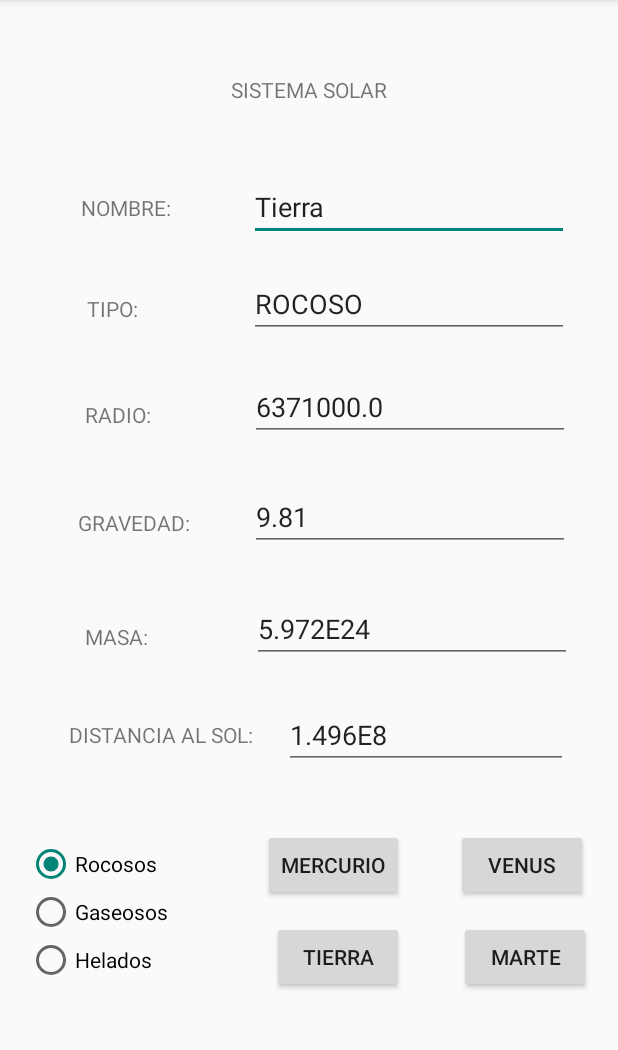
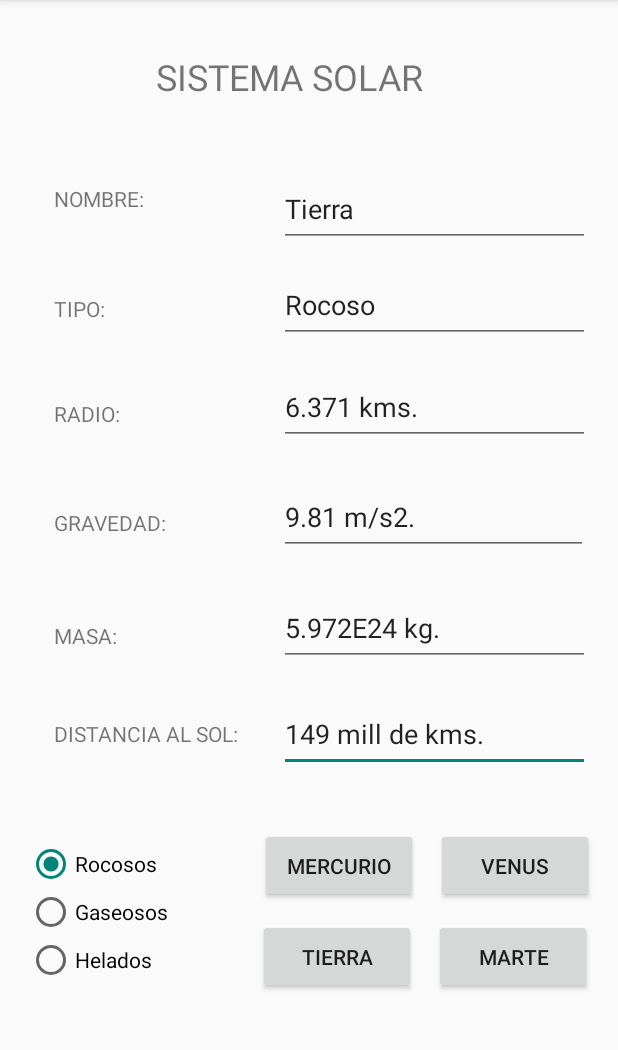
Before and after one commit to canosuper/23-24-DAM2T, an Android app: the screen it shows after launch (MainActivity), after a tap on "TIERRA", on a phone screen of 412 x 824 dp, the part 84-1134 px from its top. Run offline under Robolectric (Android 15) with nearby library versions, the phone set to English and light mode, and no system bars.

Commit message:
Commit FINAL Planetas

```diff
--- a/Planetas/app/src/main/java/com/example/planetas/MainActivity.kt
+++ b/Planetas/app/src/main/java/com/example/planetas/MainActivity.kt
@@ -32,7 +32,6 @@ class MainActivity : AppCompatActivity() {
 
         super.onCreate(savedInstanceState)
         setContentView(R.layout.activity_main)
-        rellenarPlanetas()
 
         btnTierra=findViewById(R.id.btnTierra)
         btnMercu=findViewById(R.id.btnMercurio)
@@ -117,25 +116,13 @@ class MainActivity : AppCompatActivity() {
 
     private fun detallesPlaneta(i:Int) {
 
-        edNombre.setText(planetas[i].nombre)//hacer otra que busque por nombre, un Hastable
-        edTipo.setText(planetas[i].tipo.toString())
-        edTipo.setText(planetas[i].tipo.toString())
-        edRadio.setText(planetas[i].radio.toString())
-        edGravedad.setText(planetas[i].gravedad.toString())
-        edMasa.setText(planetas[i].masa.toString())
-        edDistancia.setText(planetas[i].distanciaAlSol.toString())
+        edNombre.setText(Planetas.planetas[i].nombre)
+        edTipo.setText(Planetas.planetas[i].tipo.toString())
+        edRadio.setText(Planetas.planetas[i].radio.toString()+" kms.")
+        edGravedad.setText(Planetas.planetas[i].gravedad.toString()+" m/s2.")
+        edMasa.setText(Planetas.planetas[i].masa.toString()+" kg.")
+        edDistancia.setText(Planetas.planetas[i].distanciaAlSol.toString()+" mill de kms.")
     }
 
-    private fun rellenarPlanetas() {
-        planetas = arrayOf(
-            Planeta("Mercurio", 3.3011e23, 2.4397e6, 57.9e6, TipoPlaneta.ROCOSO, 3.7),
-            Planeta("Venus", 4.8675e24, 6.0518e6, 108.2e6, TipoPlaneta.ROCOSO, 8.87),
-            Planeta("Tierra", 5.972e24, 6.371e6, 149.6e6, TipoPlaneta.ROCOSO, 9.81),
-            Planeta("Marte", 6.4171e23, 3.3895e6, 227.9e6, TipoPlaneta.ROCOSO, 3.71),
-            Planeta("Júpiter", 1.8982e27, 6.9911e7, 778.3e6, TipoPlaneta.GASEOSO, 24.79),
-            Planeta("Saturno", 5.6834e26, 5.8232e7, 1427.0e6, TipoPlaneta.GASEOSO, 10.44),
-            Planeta("Urano", 8.6810e25, 2.5362e7, 2871.0e6, TipoPlaneta.HELADO, 8.69),
-            Planeta("Neptuno", 1.02413e26, 2.4622e7, 4495.1e6, TipoPlaneta.HELADO, 11.15)
-        )
-    }
+
 }
--- a/Planetas/app/src/main/java/com/example/planetas/Planeta.kt
+++ b/Planetas/app/src/main/java/com/example/planetas/Planeta.kt
@@ -1,7 +1,7 @@
 package com.example.planetas
 // Definir una enumeración para los tipos de planetas
 enum class TipoPlaneta {
-    ROCOSO, GASEOSO, HELADO
+    Rocoso, Gaseoso, Helado
 }
 
 // Definir la clase Planeta
@@ -9,43 +9,13 @@ class Planeta(
     val nombre: String,
     val masa: Double, // en kilogramos
     val radio: Double, // en metros
-    val distanciaAlSol: Double, // en kilómetros
+    val distanciaAlSol: Int, // en milones kilómetros
     val tipo: TipoPlaneta,
     val gravedad: Double // en m/s^2
-) {
-    // Función para imprimir los detalles del planeta
-    fun mostrarDetalles() {
-        println("Nombre: $nombre")
-        println("Masa: $masa kg")
-        println("Radio: $radio metros")
-        println("Distancia al Sol: $distanciaAlSol km")
-        println("Tipo: $tipo")
-        println("Gravedad: $gravedad m/s^2")
+   ) {
+
+
+    override fun toString(): String {
+        return "Planeta(nombre='$nombre', masa=$masa, radio=$radio, distanciaAlSol=$distanciaAlSol, tipo=$tipo, gravedad=$gravedad)"
     }
 }
-
-/*fun main() {
-    // Crear una instancia de un planeta
-    val tierra = Planeta("Tierra", 5.972e24, 6371e3, 149.6e6, TipoPlaneta.ROCOSO, 9.81)
-
-    // Mostrar los detalles del planeta
-
-
-
-        val planetas = arrayOf(
-        Planeta("Mercurio", 3.3011e23, 2.4397e6, 57.9e6, TipoPlaneta.ROCOSO, 3.7),
-        Planeta("Venus", 4.8675e24, 6.0518e6, 108.2e6, TipoPlaneta.ROCOSO, 8.87),
-        Planeta("Tierra", 5.972e24, 6.371e6, 149.6e6, TipoPlaneta.ROCOSO, 9.81),
-        Planeta("Marte", 6.4171e23, 3.3895e6, 227.9e6, TipoPlaneta.ROCOSO, 3.71),
-        Planeta("Júpiter", 1.8982e27, 6.9911e7, 778.3e6, TipoPlaneta.GASEOSO, 24.79),
-        Planeta("Saturno", 5.6834e26, 5.8232e7, 1427.0e6, TipoPlaneta.GASEOSO, 10.44),
-        Planeta("Urano", 8.6810e25, 2.5362e7, 2871.0e6, TipoPlaneta.GASEOSO, 8.69),
-        Planeta("Neptuno", 1.02413e26, 2.4622e7, 4495.1e6, TipoPlaneta.GASEOSO, 11.15)
-    )
-
-    // Imprimir detalles de los planetas
-    for (planeta in planetas) {
-        planeta.mostrarDetalles()
-        println("----------------------------------")
-    }
-}*/
--- /dev/null
+++ b/Planetas/app/src/main/java/com/example/planetas/Planetas.kt
@@ -0,0 +1,18 @@
+package com.example.planetas
+
+ class Planetas {
+    companion object{//así se hacen variables estáticas en kotlin
+        @JvmStatic
+        val planetas = arrayOf(
+            Planeta("Mercurio", 3.3011e23, 2.439, 58, TipoPlaneta.Rocoso, 3.7),
+            Planeta("Venus", 4.8675e24, 6.051, 108, TipoPlaneta.Rocoso, 8.87),
+            Planeta("Tierra", 5.972e24, 6.371, 149, TipoPlaneta.Rocoso, 9.81),
+            Planeta("Marte", 6.4171e23, 3.389, 227, TipoPlaneta.Rocoso, 3.71),
+            Planeta("Júpiter", 1.8982e27, 69.911, 778, TipoPlaneta.Gaseoso, 24.79),
+            Planeta("Saturno", 5.6834e26, 58.232, 1427, TipoPlaneta.Gaseoso, 10.44),
+            Planeta("Urano", 8.6810e25, 25.362, 2871, TipoPlaneta.Helado, 8.69),
+            Planeta("Neptuno", 1.02413e26, 24.622, 4495, TipoPlaneta.Helado, 11.15)
+        )
+    }
+
+}
--- a/Planetas/app/src/main/res/layout/activity_main.xml
+++ b/Planetas/app/src/main/res/layout/activity_main.xml
@@ -8,7 +8,7 @@
 
     <Button
         android:id="@+id/btnSatur"
-        android:layout_width="wrap_content"
+        android:layout_width="105dp"
         android:layout_height="wrap_content"
         android:layout_marginTop="208dp"
         android:text="Saturno"
@@ -22,8 +22,8 @@
 
     <Button
         android:id="@+id/btnJupit"
-        android:layout_width="wrap_content"
-        android:layout_height="wrap_content"
+        android:layout_width="105dp"
+        android:layout_height="50dp"
         android:layout_marginTop="208dp"
         android:text="Júpiter"
         android:visibility="invisible"
@@ -36,8 +36,8 @@
 
     <Button
         android:id="@+id/btnUrano"
-        android:layout_width="wrap_content"
-        android:layout_height="wrap_content"
+        android:layout_width="105dp"
+        android:layout_height="50dp"
         android:layout_marginTop="208dp"
         android:text="Urano"
         android:visibility="invisible"
@@ -50,8 +50,8 @@
 
     <Button
         android:id="@+id/btnNeptu"
-        android:layout_width="wrap_content"
-        android:layout_height="wrap_content"
+        android:layout_width="105dp"
+        android:layout_height="50dp"
         android:layout_marginTop="208dp"
         android:text="Neptuno"
         android:visibility="invisible"
@@ -63,26 +63,42 @@
         app:layout_constraintVertical_bias="0.673" />
 
     <TextView
+        android:id="@+id/textView8"
         android:layout_width="wrap_content"
         android:layout_height="wrap_content"
         android:text="SISTEMA SOLAR"
+        android:textSize="24sp"
         app:layout_constraintBottom_toBottomOf="parent"
         app:layout_constraintEnd_toEndOf="parent"
+        app:layout_constraintHorizontal_bias="0.445"
         app:layout_constraintStart_toStartOf="parent"
         app:layout_constraintTop_toTopOf="parent"
-        app:layout_constraintVertical_bias="0.067" />
+        app:layout_constraintVertical_bias="0.047" />
+
+    <TextView
+        android:id="@+id/textView4"
+        android:layout_width="wrap_content"
+        android:layout_height="wrap_content"
+        android:text="GRAVEDAD:"
+        app:layout_constraintBottom_toBottomOf="parent"
+        app:layout_constraintStart_toStartOf="@+id/textView3"
+        app:layout_constraintTop_toTopOf="parent"
+        app:layout_constraintVertical_bias="0.452" />
 
     <TextView
         android:id="@+id/textView"
         android:layout_width="wrap_content"
         android:layout_height="wrap_content"
+        android:layout_marginStart="35dp"
+        android:layout_marginEnd="90dp"
         android:text="NOMBRE:"
         app:layout_constraintBottom_toBottomOf="parent"
         app:layout_constraintEnd_toEndOf="parent"
-        app:layout_constraintHorizontal_bias="0.154"
+        app:layout_constraintEnd_toStartOf="@+id/edNombre"
+        app:layout_constraintHorizontal_bias="0.10"
         app:layout_constraintStart_toStartOf="parent"
         app:layout_constraintTop_toTopOf="parent"
-        app:layout_constraintVertical_bias="0.172" />
+        app:layout_constraintVertical_bias="0.164" />
 
     <TextView
         android:id="@+id/textView2"
@@ -90,9 +106,7 @@
         android:layout_height="wrap_content"
         android:text="TIPO:"
         app:layout_constraintBottom_toBottomOf="parent"
-        app:layout_constraintEnd_toEndOf="parent"
-        app:layout_constraintHorizontal_bias="0.154"
-        app:layout_constraintStart_toStartOf="parent"
+        app:layout_constraintStart_toStartOf="@+id/textView"
         app:layout_constraintTop_toTopOf="parent"
         app:layout_constraintVertical_bias="0.262" />
 
@@ -102,23 +116,19 @@
         android:layout_height="wrap_content"
         android:text="RADIO:"
         app:layout_constraintBottom_toBottomOf="parent"
-        app:layout_constraintEnd_toEndOf="parent"
-        app:layout_constraintHorizontal_bias="0.154"
-        app:layout_constraintStart_toStartOf="parent"
+        app:layout_constraintStart_toStartOf="@+id/textView2"
         app:layout_constraintTop_toTopOf="parent"
-        app:layout_constraintVertical_bias="0.356" />
+        app:layout_constraintVertical_bias="0.355" />
 
     <TextView
-        android:id="@+id/textView4"
+        android:id="@+id/textView6"
         android:layout_width="wrap_content"
         android:layout_height="wrap_content"
-        android:text="GRAVEDAD:"
+        android:text="DISTANCIA AL SOL:"
         app:layout_constraintBottom_toBottomOf="parent"
-        app:layout_constraintEnd_toEndOf="parent"
-        app:layout_constraintHorizontal_bias="0.154"
-        app:layout_constraintStart_toStartOf="parent"
+        app:layout_constraintStart_toStartOf="@+id/textView5"
         app:layout_constraintTop_toTopOf="parent"
-        app:layout_constraintVertical_bias="0.452" />
+        app:layout_constraintVertical_bias="0.64" />
 
     <TextView
         android:id="@+id/textView5"
@@ -126,112 +136,88 @@
         android:layout_height="wrap_content"
         android:text="MASA:"
         app:layout_constraintBottom_toBottomOf="parent"
-        app:layout_constraintEnd_toEndOf="parent"
-        app:layout_constraintHorizontal_bias="0.154"
-        app:layout_constraintStart_toStartOf="parent"
+        app:layout_constraintStart_toStartOf="@+id/textView4"
         app:layout_constraintTop_toTopOf="parent"
-        app:layout_constraintVertical_bias="0.554" />
+        app:layout_constraintVertical_bias="0.553" />
 
-    <TextView
-        android:id="@+id/textView6"
-        android:layout_width="wrap_content"
-        android:layout_height="wrap_content"
-        android:text="DISTANCIA AL SOL:"
+    <EditText
+        android:id="@+id/edDistancia"
+        android:layout_width="207dp"
+        android:layout_height="50dp"
+        android:ems="10"
+        android:hint="Distancia al Sol"
+        android:inputType="text"
         app:layout_constraintBottom_toBottomOf="parent"
-        app:layout_constraintEnd_toEndOf="parent"
-        app:layout_constraintHorizontal_bias="0.159"
-        app:layout_constraintStart_toStartOf="parent"
+        app:layout_constraintStart_toStartOf="@+id/edMasa"
         app:layout_constraintTop_toTopOf="parent"
-        app:layout_constraintVertical_bias="0.641" />
+        app:layout_constraintVertical_bias="0.647" />
 
     <EditText
         android:id="@+id/edNombre"
-        android:layout_width="wrap_content"
-        android:layout_height="wrap_content"
+        android:layout_width="207dp"
+        android:layout_height="50dp"
+        android:layout_marginEnd="18dp"
         android:ems="10"
         android:hint="Nombre"
         android:inputType="text"
         app:layout_constraintBottom_toBottomOf="parent"
         app:layout_constraintEnd_toEndOf="parent"
-        app:layout_constraintHorizontal_bias="0.835"
-        app:layout_constraintStart_toStartOf="parent"
+        app:layout_constraintStart_toEndOf="@+id/textView"
         app:layout_constraintTop_toTopOf="parent"
         app:layout_constraintVertical_bias="0.16" />
 
     <EditText
         android:id="@+id/edTipo"
-        android:layout_width="wrap_content"
-        android:layout_height="wrap_content"
+        android:layout_width="207dp"
+        android:layout_height="50dp"
         android:ems="10"
         android:hint="Tipo"
         android:inputType="text"
         app:layout_constraintBottom_toBottomOf="parent"
-        app:layout_constraintEnd_toEndOf="parent"
-        app:layout_constraintHorizontal_bias="0.835"
-        app:layout_constraintStart_toStartOf="parent"
+        app:layout_constraintStart_toStartOf="@+id/edNombre"
         app:layout_constraintTop_toTopOf="parent"
         app:layout_constraintVertical_bias="0.249" />
 
     <EditText
         android:id="@+id/edRadio"
-        android:layout_width="wrap_content"
-        android:layout_height="wrap_content"
+        android:layout_width="207dp"
+        android:layout_height="50dp"
         android:ems="10"
         android:hint="Radio"
         android:inputType="text"
         app:layout_constraintBottom_toBottomOf="parent"
-        app:layout_constraintEnd_toEndOf="parent"
-        app:layout_constraintHorizontal_bias="0.84"
-        app:layout_constraintStart_toStartOf="parent"
+        app:layout_constraintStart_toStartOf="@+id/edTipo"
         app:layout_constraintTop_toTopOf="parent"
         app:layout_constraintVertical_bias="0.344" />
 
     <EditText
         android:id="@+id/edGravedad"
-        android:layout_width="wrap_content"
-        android:layout_height="wrap_content"
+        android:layout_width="206dp"
+        android:layout_height="50dp"
         android:ems="10"
         android:hint="Gravedad"
         android:inputType="text"
         app:layout_constraintBottom_toBottomOf="parent"
-        app:layout_constraintEnd_toEndOf="parent"
-        app:layout_constraintHorizontal_bias="0.84"
-        app:layout_constraintStart_toStartOf="parent"
+        app:layout_constraintStart_toStartOf="@+id/edRadio"
         app:layout_constraintTop_toTopOf="parent"
         app:layout_constraintVertical_bias="0.446" />
 
     <EditText
         android:id="@+id/edMasa"
-        android:layout_width="wrap_content"
-        android:layout_height="wrap_content"
+        android:layout_width="207dp"
+        android:layout_height="50dp"
         android:ems="10"
         android:hint="Masa"
         android:inputType="text"
         app:layout_constraintBottom_toBottomOf="parent"
-        app:layout_constraintEnd_toEndOf="parent"
-        app:layout_constraintHorizontal_bias="0.845"
-        app:layout_constraintStart_toStartOf="parent"
+        app:layout_constraintStart_toStartOf="@+id/edGravedad"
         app:layout_constraintTop_toTopOf="parent"
         app:layout_constraintVertical_bias="0.549" />
 
-    <EditText
-        android:id="@+id/edDistancia"
-        android:layout_width="189dp"
-        android:layout_height="44dp"
-        android:ems="10"
-        android:hint="Distancia al Sol"
-        android:inputType="text"
-        app:layout_constraintBottom_toBottomOf="parent"
-        app:layout_constraintEnd_toEndOf="parent"
-        app:layout_constraintHorizontal_bias="0.85"
-        app:layout_constraintStart_toStartOf="parent"
-        app:layout_constraintTop_toTopOf="parent"
-        app:layout_constraintVertical_bias="0.647" />
-
     <Button
         android:id="@+id/btnTierra"
-        android:layout_width="wrap_content"
-        android:layout_height="wrap_content"
+        android:layout_width="105dp"
+        android:layout_height="50dp"
         android:layout_marginTop="208dp"
         android:text="Tierra"
         app:layout_constraintBottom_toBottomOf="parent"
@@ -242,35 +228,35 @@
         app:layout_constraintVertical_bias="0.793" />
 
     <Button
+        android:id="@+id/btnVenus"
+        android:layout_width="105dp"
+        android:layout_height="50dp"
+        android:layout_marginTop="208dp"
+        android:text="Venus"
+        app:layout_constraintBottom_toBottomOf="parent"
+        app:layout_constraintEnd_toEndOf="parent"
+        app:layout_constraintHorizontal_bias="0.947"
+        app:layout_constraintStart_toStartOf="parent"
+        app:layout_constraintTop_toTopOf="parent"
+        app:layout_constraintVertical_bias="0.674" />
+
+    <Button
         android:id="@+id/btnMercurio"
-        android:layout_width="wrap_content"
-        android:layout_height="wrap_content"
+        android:layout_width="105dp"
+        android:layout_height="50dp"
         android:layout_marginTop="208dp"
         android:text="Mercurio"
         app:layout_constraintBottom_toBottomOf="parent"
         app:layout_constraintEnd_toEndOf="parent"
-        app:layout_constraintHorizontal_bias="0.552"
+        app:layout_constraintHorizontal_bias="0.565"
         app:layout_constraintStart_toStartOf="parent"
         app:layout_constraintTop_toTopOf="parent"
-        app:layout_constraintVertical_bias="0.673" />
-
-    <Button
-        android:id="@+id/btnVenus"
-        android:layout_width="wrap_content"
-        android:layout_height="wrap_content"
-        android:layout_marginTop="208dp"
-        android:text="Venus"
-        app:layout_constraintBottom_toBottomOf="parent"
-        app:layout_constraintEnd_toEndOf="parent"
-        app:layout_constraintHorizontal_bias="0.938"
-        app:layout_constraintStart_toStartOf="parent"
-        app:layout_constraintTop_toTopOf="parent"
-        app:layout_constraintVertical_bias="0.673" />
+        app:layout_constraintVertical_bias="0.674" />
 
     <Button
         android:id="@+id/btnMarte"
-        android:layout_width="wrap_content"
-        android:layout_height="wrap_content"
+        android:layout_width="105dp"
+        android:layout_height="50dp"
         android:layout_marginTop="208dp"
         android:text="Marte"
         app:layout_constraintBottom_toBottomOf="parent"
@@ -281,6 +267,7 @@
         app:layout_constraintVertical_bias="0.793" />
 
     <RadioGroup
+        android:id="@+id/radioGroup2"
         android:layout_width="wrap_content"
         android:layout_height="wrap_content"
         android:checkedButton="@id/rb1"
```
